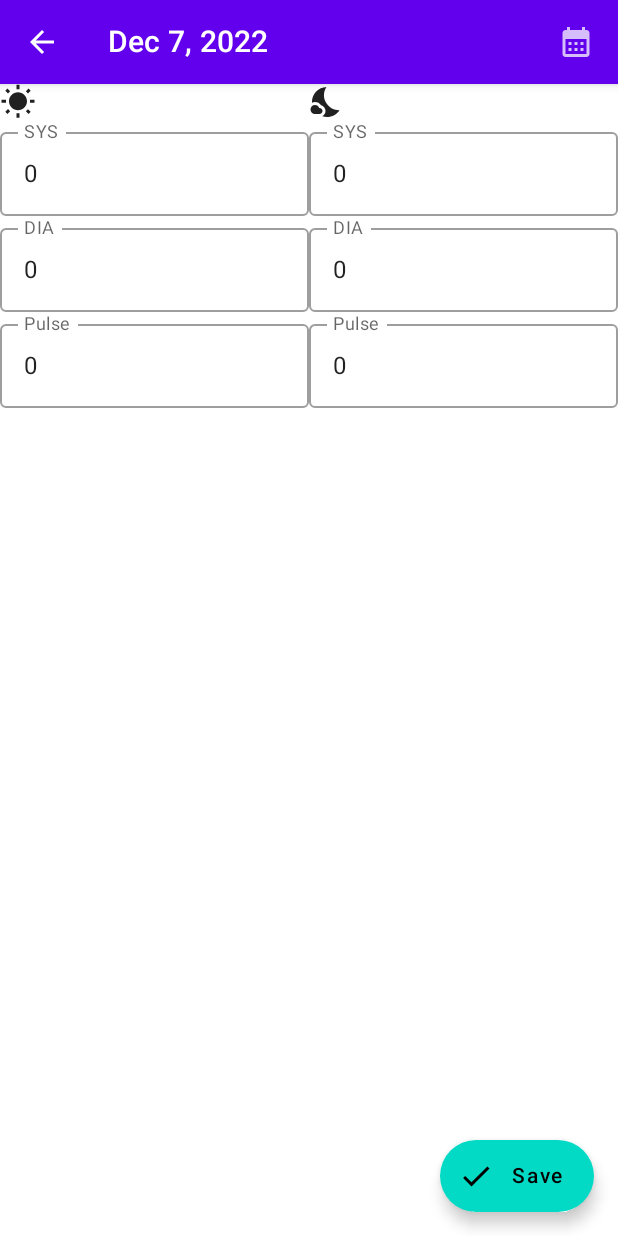
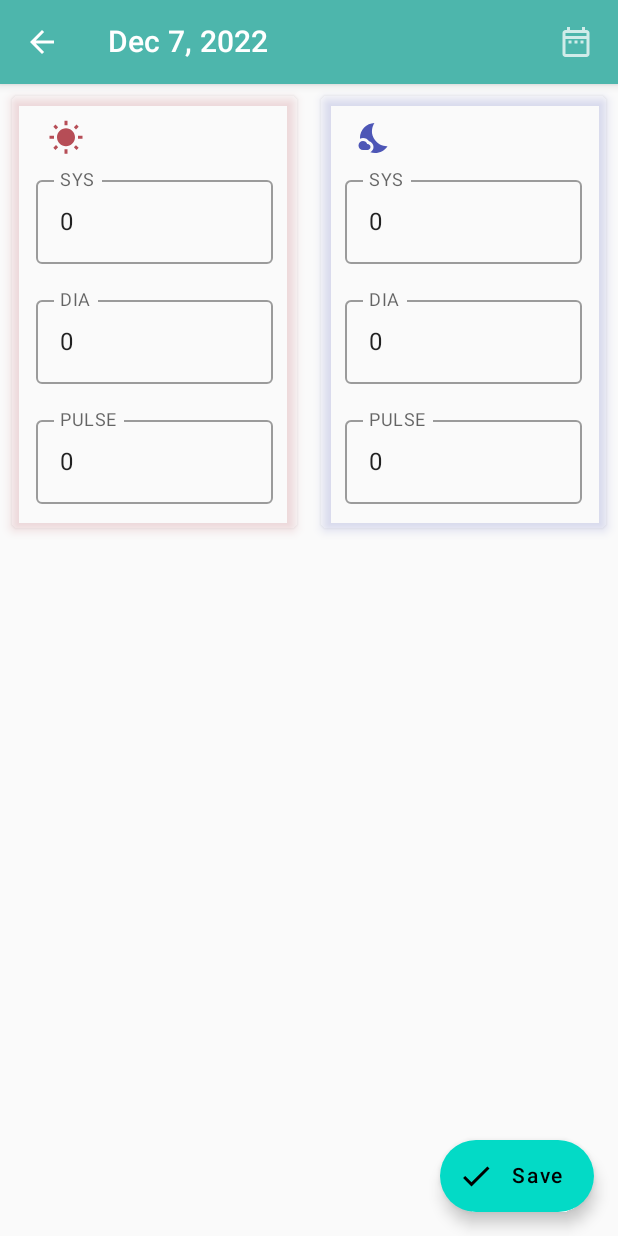
Before and after one commit to KupershmidtK/BloodPressure, an Android app built with Jetpack Compose: the composable MeasureCard shown on its own in the app's theme, on a phone screen of 412 x 824 dp. Run offline under Robolectric (Android 15) with nearby library versions, the light colour scheme and no system bars; our stand-ins replace Dagger/Hilt's generated code, Room's generated code.

Commit message:
change colors

```diff
--- /dev/null
+++ b/app/src/main/java/com/example/bloodpressurecompose/ui/Icons.kt
@@ -0,0 +1,42 @@
+package com.example.bloodpressurecompose.ui
+
+import androidx.compose.material.Icon
+import androidx.compose.material.MaterialTheme
+import androidx.compose.material.icons.Icons
+import androidx.compose.material.icons.outlined.Delete
+import androidx.compose.runtime.Composable
+import androidx.compose.ui.Modifier
+import androidx.compose.ui.res.painterResource
+import com.example.bloodpressurecompose.R
+import com.example.bloodpressurecompose.ui.theme.DayColor
+import com.example.bloodpressurecompose.ui.theme.NightColor
+
+@Composable
+fun SunIcon(modifier: Modifier = Modifier) {
+    Icon(
+        painter = painterResource(R.drawable.ic_day),
+        contentDescription = "Morning",
+        modifier = modifier,
+        tint = DayColor
+    )
+}
+
+@Composable
+fun NightIcon(modifier: Modifier = Modifier) {
+    Icon(
+        painter = painterResource(R.drawable.ic_night),
+        contentDescription = "Evening",
+        modifier = modifier,
+        tint = NightColor
+    )
+}
+
+@Composable
+fun DeleteIcon(modifier: Modifier = Modifier) {
+    Icon(
+        modifier = modifier,
+        imageVector = Icons.Outlined.Delete,
+        contentDescription = "delete",
+        tint = MaterialTheme.colors.primary
+    )
+}
--- a/app/src/main/java/com/example/bloodpressurecompose/ui/MeasureCard.kt
+++ b/app/src/main/java/com/example/bloodpressurecompose/ui/MeasureCard.kt
@@ -7,15 +7,21 @@ import androidx.compose.material.*
 import androidx.compose.material.icons.Icons
 import androidx.compose.material.icons.filled.ArrowBack
 import androidx.compose.material.icons.filled.Done
+import androidx.compose.material.icons.outlined.DateRange
 import androidx.compose.runtime.Composable
 import androidx.compose.runtime.LaunchedEffect
 import androidx.compose.ui.Modifier
+import androidx.compose.ui.draw.shadow
 import androidx.compose.ui.platform.LocalContext
-import androidx.compose.ui.res.painterResource
+import androidx.compose.ui.res.stringResource
 import androidx.compose.ui.text.input.ImeAction
 import androidx.compose.ui.text.input.KeyboardType
+import androidx.compose.ui.unit.dp
 import androidx.hilt.navigation.compose.hiltViewModel
 import com.example.bloodpressurecompose.R
+import com.example.bloodpressurecompose.ui.theme.DayColor
+import com.example.bloodpressurecompose.ui.theme.NightColor
+import com.example.bloodpressurecompose.ui.theme.Shapes
 import com.example.bloodpressurecompose.ui.viewmodel.MeasureViewModel
 import java.text.DateFormat.getDateInstance
 import java.util.*
@@ -28,32 +34,36 @@ fun MeasureCard(
     navigateUp: () -> Unit,
     onSaveClick: (MeasureViewModel) -> Unit
 ) {
+    val measure = viewModel.measure
+    val context = LocalContext.current
 
     LaunchedEffect(key1 = Unit) {
         viewModel.getMeasurement(measureId)
     }
-
-    val measure = viewModel.measure
-
-
-    val updatedDate: (Date) -> Unit =  {
-        viewModel.updateDate(it)
-    }
-    val context = LocalContext.current
 
     Scaffold(
         topBar = {
             MeasureCardHeader(
                 date = measure.date,
                 navigateUp = navigateUp,
-                dateDialogOn = { showDatePicker(context, measure.date, updatedDate) })
+                dateDialogOn = {
+                    showDatePicker(
+                        context = context,
+                        date = measure.date,
+                        updatedDate = { viewModel.updateDate(it) }
+                    )
+                }
+            )
          },
+
         floatingActionButton = {
             ExtendedFloatingActionButton(
-                text = { Text(text = "Save") },
+                text = { Text(text = stringResource(id = R.string.save)) },
                 icon = { Icon(imageVector = Icons.Default.Done, contentDescription = null) },
-                onClick = { onSaveClick(viewModel) })
-        }
+                onClick = { onSaveClick(viewModel) }
+            )
+        },
+        backgroundColor = MaterialTheme.colors.background,
     ) {
         Column(modifier = modifier
             .fillMaxSize()
@@ -61,39 +71,62 @@ fun MeasureCard(
         ) {
             //-----------------------------------------------------
             Row(Modifier.fillMaxWidth()) {
-                Column(Modifier.weight(1f)) {
-                    Icon(painterResource(R.drawable.ic_day), contentDescription = null)
+                Column(
+                    Modifier
+                        .weight(1f)
+                        .padding(8.dp)
+                        .shadow(
+                            elevation = 4.dp,
+                            shape = Shapes.small,
+                            spotColor = DayColor)
+                ) {
+                    SunIcon(Modifier.padding(start = 24.dp, top = 16.dp, bottom = 8.dp))
                     ValueTextField(
-                        value = measure.morningSYS, label = "SYS",
-                        onValueChange = { viewModel.updateMSys(it) },
+                        Modifier.padding(start = 16.dp, end = 16.dp, bottom = 16.dp),
+                        value = measure.morningSYS, label = stringResource(R.string.sys).uppercase(),
+                        onValueChange = { value -> viewModel.updateMSys(value) },
                         onSaveClick = { onSaveClick(viewModel) })
 
                     ValueTextField(
-                        value = measure.morningDIA, label = "DIA",
-                        onValueChange = { viewModel.updateMDia(it) },
+                        Modifier.padding(start = 16.dp, end = 16.dp, bottom = 16.dp),
+                        value = measure.morningDIA, label = stringResource(R.string.dia).uppercase(),
+                        onValueChange = { value -> viewModel.updateMDia(value) },
                         onSaveClick = { onSaveClick(viewModel) })
 
                     ValueTextField(
-                        value = measure.morningPulse, label = "Pulse",
-                        onValueChange = { viewModel.updateMPulse(it) },
+                        Modifier.padding(start = 16.dp, end = 16.dp, bottom = 16.dp),
+                        value = measure.morningPulse, label = stringResource(R.string.pulse).uppercase(),
+                        onValueChange = { value -> viewModel.updateMPulse(value) },
                         onSaveClick = { onSaveClick(viewModel) })
                 }
 
-                Column(Modifier.weight(1f)) {
-                    Icon(painterResource(R.drawable.ic_night), contentDescription = null)
+                Column(
+                    Modifier
+                        .weight(1f)
+                        .padding(8.dp)
+                        .shadow(
+                            elevation = 4.dp,
+                            shape = Shapes.small,
+                            spotColor = NightColor)
+
+                ) {
+                    NightIcon(Modifier.padding(start = 24.dp, top = 16.dp, bottom = 8.dp))
                     ValueTextField(
-                        value = measure.eveningSYS, label = "SYS",
-                        onValueChange = { viewModel.updateESys(it) },
+                        Modifier.padding(start = 16.dp, end = 16.dp, bottom = 16.dp),
+                        value = measure.eveningSYS, label = stringResource(R.string.sys).uppercase(),
+                        onValueChange = { value -> viewModel.updateESys(value) },
                         onSaveClick = { onSaveClick(viewModel) })
 
                     ValueTextField(
-                        value = measure.eveningDIA, label = "DIA",
-                        onValueChange = { viewModel.updateEDia(it) },
+                        Modifier.padding(start = 16.dp, end = 16.dp, bottom = 16.dp),
+                        value = measure.eveningDIA, label = stringResource(R.string.dia).uppercase(),
+                        onValueChange = { value -> viewModel.updateEDia(value) },
                         onSaveClick = { onSaveClick(viewModel) })
 
                     ValueTextField(
-                        value = measure.eveningPulse, label = "Pulse",
-                        onValueChange = { viewModel.updateEPulse(it) },
+                        Modifier.padding(start = 16.dp, end = 16.dp, bottom = 16.dp),
+                        value = measure.eveningPulse, label = stringResource(R.string.pulse).uppercase(),
+                        onValueChange = { value -> viewModel.updateEPulse(value) },
                         onSaveClick = { onSaveClick(viewModel) })
                 }
             }
@@ -115,11 +148,8 @@ fun MeasureCardHeader(
             }
          },
         actions = {
-            IconButton(
-                onClick = dateDialogOn ) {
-                Icon(
-                    painter = painterResource(id = R.drawable.ic_calendar_month_24),
-                    contentDescription = null)
+            IconButton(onClick = dateDialogOn ) {
+                Icon(imageVector = Icons.Outlined.DateRange, contentDescription = null)
             }
         }
     )
@@ -127,12 +157,14 @@ fun MeasureCardHeader(
 
 @Composable
 fun ValueTextField(
+    modifier: Modifier = Modifier,
     value: Int?,
     label: String,
     onValueChange: (Int) -> Unit,
     onSaveClick: () -> Unit
 ) {
     OutlinedTextField(
+        modifier = modifier,
         value = value?.toString() ?: "0",
         onValueChange = { onValueChange(it.toIntOrNull() ?: 0) },
         label = { Text(text = label) },
--- a/app/src/main/java/com/example/bloodpressurecompose/ui/theme/Color.kt
+++ b/app/src/main/java/com/example/bloodpressurecompose/ui/theme/Color.kt
@@ -6,3 +6,12 @@ val Purple200 = Color(0xFFBB86FC)
 val Purple500 = Color(0xFF6200EE)
 val Purple700 = Color(0xFF3700B3)
 val Teal200 = Color(0xFF03DAC5)
+
+val Teal300 = Color(0xff4db6ac)
+val TealLight = Color(0xff00867d)
+val TealDark = Color(0xff00867d)
+
+val Gray50 = Color(0xfffafafa)
+
+val DayColor = Color(0xffb64d56)
+val NightColor = Color(0xff4d56b6)
--- a/app/src/main/java/com/example/bloodpressurecompose/ui/theme/Shape.kt
+++ b/app/src/main/java/com/example/bloodpressurecompose/ui/theme/Shape.kt
@@ -6,6 +6,6 @@ import androidx.compose.ui.unit.dp
 
 val Shapes = Shapes(
     small = RoundedCornerShape(4.dp),
-    medium = RoundedCornerShape(4.dp),
+    medium = RoundedCornerShape(8.dp),
     large = RoundedCornerShape(0.dp)
 )
--- a/app/src/main/res/values/colors.xml
+++ b/app/src/main/res/values/colors.xml
@@ -7,4 +7,5 @@
     <color name="teal_700">#FF018786</color>
     <color name="black">#FF000000</color>
     <color name="white">#FFFFFFFF</color>
+    <color name="teal_dark">#FF00867D</color>
 </resources>
--- a/app/src/main/res/values/strings.xml
+++ b/app/src/main/res/values/strings.xml
@@ -1,3 +1,7 @@
 <resources>
-    <string name="app_name">Blood Pressure Compose</string>
+    <string name="app_name">Blood Pressure Diary</string>
+    <string name="sys">sys</string>
+    <string name="dia">dia</string>
+    <string name="pulse">pulse</string>
+    <string name="save">Save</string>
 </resources>
--- a/app/src/main/res/values/themes.xml
+++ b/app/src/main/res/values/themes.xml
@@ -2,6 +2,6 @@
 <resources>
 
     <style name="Theme.BloodPressureCompose" parent="android:Theme.Material.Light.NoActionBar">
-        <item name="android:statusBarColor">@color/purple_700</item>
+        <item name="android:statusBarColor">@color/teal_dark</item>
     </style>
 </resources>
```
Also changed, not shown: app/src/main/java/com/example/bloodpressurecompose/ui/MeasureItem.kt (+46 -55 lines), app/src/main/java/com/example/bloodpressurecompose/ui/MeasureList.kt (+15 -25 lines), app/src/main/java/com/example/bloodpressurecompose/ui/theme/Theme.kt (+5 -3 lines), 1 other file.
